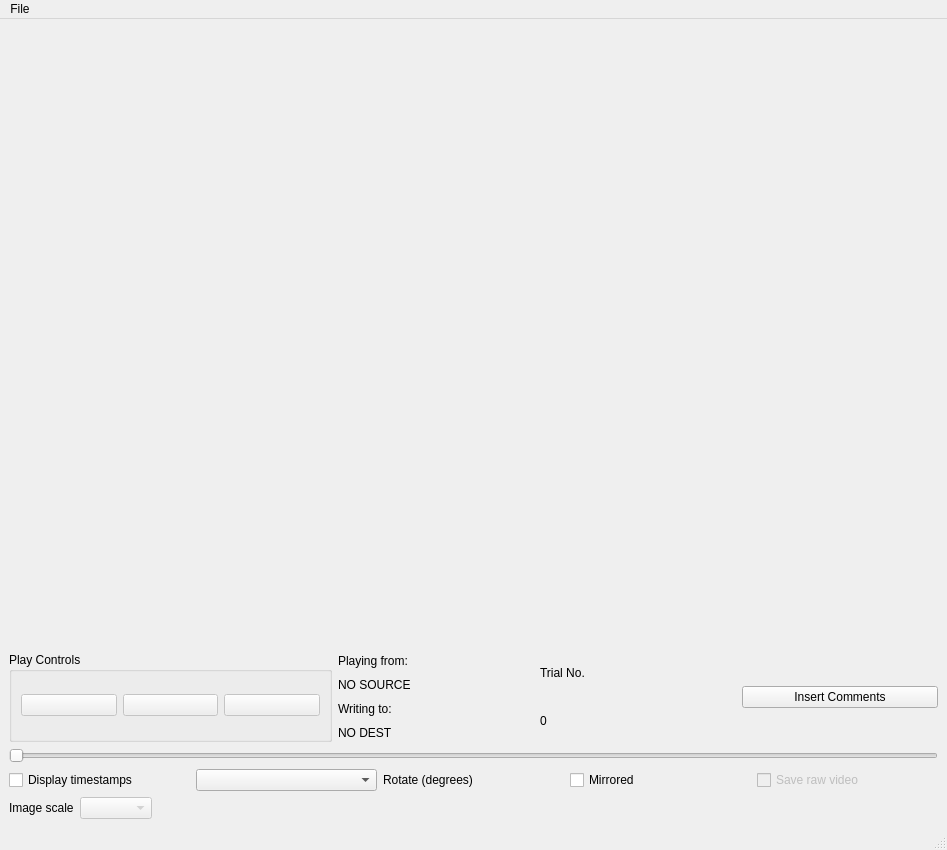
Qt form scorer_gui/obj_scorer_ui.ui (NeuroNetMem/score) before a commit.
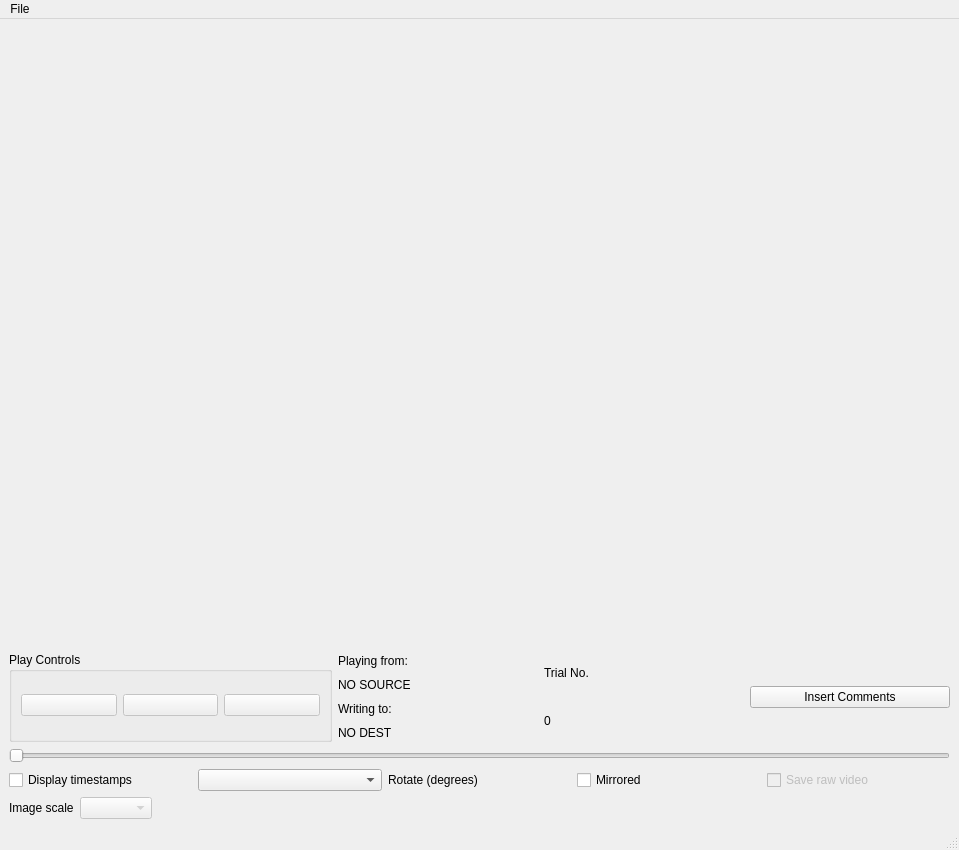
The same form after that commit. Icons and pictures are not drawn. Custom widgets are drawn as their Qt base class.

Diff of the .ui file:
```diff
--- a/scorer_gui/obj_scorer_ui.ui
+++ b/scorer_gui/obj_scorer_ui.ui
@@ -6,7 +6,7 @@
    <rect>
     <x>0</x>
     <y>0</y>
-    <width>947</width>
+    <width>959</width>
     <height>850</height>
    </rect>
   </property>
@@ -318,7 +318,7 @@
     <rect>
      <x>0</x>
      <y>0</y>
-     <width>947</width>
+     <width>959</width>
      <height>22</height>
     </rect>
    </property>
```
Left out of the diff: 18 changed lines with no effect on the pictures.
